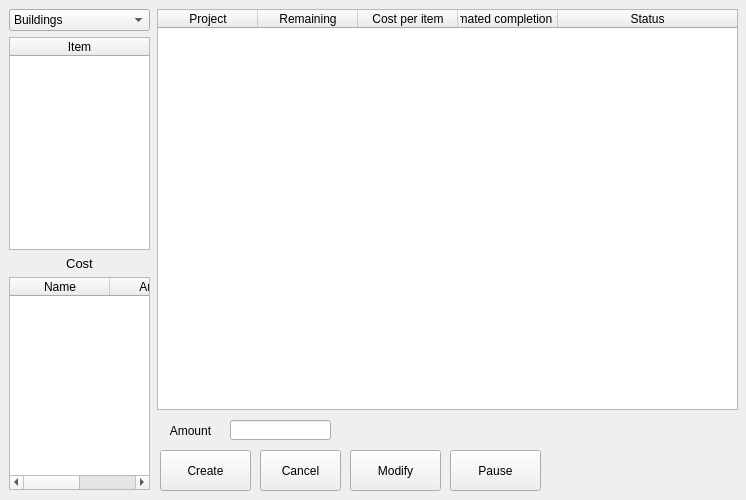
The window that Mercury/IndustryWindow.ui (appcrashwin7/Mercury) describes before a commit, drawn with Qt 5.
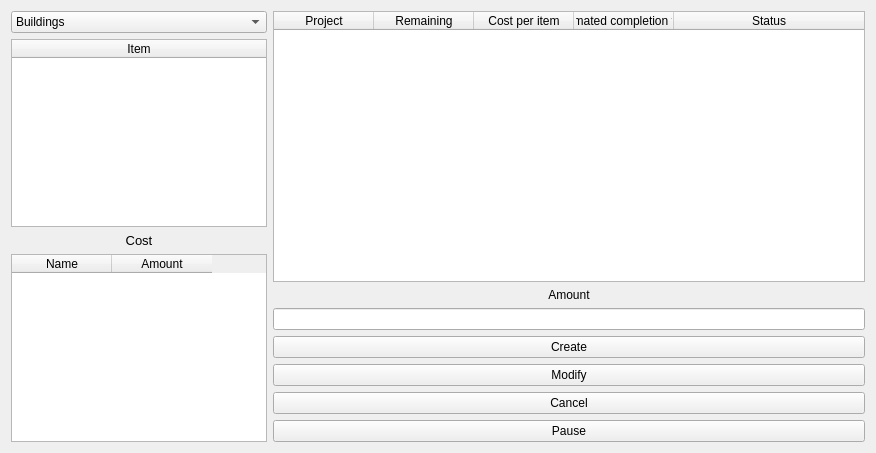
The same window after the commit.

Commit message: integrate IndustryWindow into Colonies Window

```diff
--- a/Mercury/IndustryWindow.ui
+++ b/Mercury/IndustryWindow.ui
@@ -6,23 +6,25 @@
    <rect>
     <x>0</x>
     <y>0</y>
-    <width>746</width>
-    <height>500</height>
+    <width>876</width>
+    <height>453</height>
    </rect>
   </property>
+  <property name="sizePolicy">
+   <sizepolicy hsizetype="Expanding" vsizetype="Expanding">
+    <horstretch>0</horstretch>
+    <verstretch>0</verstretch>
+   </sizepolicy>
+  </property>
   <property name="windowTitle">
    <string>Industry</string>
   </property>
-  <widget class="QWidget" name="verticalLayoutWidget">
-   <property name="geometry">
-    <rect>
-     <x>9</x>
-     <y>9</y>
-     <width>141</width>
-     <height>481</height>
-    </rect>
-   </property>
+  <layout class="QFormLayout" name="formLayout">
+   <item row="0" column="0">
    <layout class="QVBoxLayout" name="verticalLayout">
+     <property name="sizeConstraint">
+      <enum>QLayout::SetMaximumSize</enum>
+     </property>
     <item>
      <widget class="QComboBox" name="itemTypeSelector">
       <item>
@@ -92,16 +94,14 @@
      </widget>
     </item>
    </layout>
-  </widget>
+   </item>
+   <item row="0" column="1">
+    <layout class="QVBoxLayout" name="verticalLayout_2">
+     <property name="sizeConstraint">
+      <enum>QLayout::SetMaximumSize</enum>
+     </property>
+     <item>
   <widget class="QTableWidget" name="tableWidget">
-   <property name="geometry">
-    <rect>
-     <x>157</x>
-     <y>9</y>
-     <width>581</width>
-     <height>401</height>
-    </rect>
-   </property>
    <property name="editTriggers">
     <set>QAbstractItemView::NoEditTriggers</set>
    </property>
@@ -140,84 +140,51 @@
     </property>
    </column>
   </widget>
+     </item>
+     <item>
+      <widget class="QLabel" name="label">
+       <property name="text">
+        <string>Amount</string>
+       </property>
+       <property name="alignment">
+        <set>Qt::AlignCenter</set>
+       </property>
+      </widget>
+     </item>
+     <item>
+      <widget class="QLineEdit" name="lineEdit_2"/>
+     </item>
+     <item>
   <widget class="QPushButton" name="createButton">
-   <property name="geometry">
-    <rect>
-     <x>160</x>
-     <y>450</y>
-     <width>91</width>
-     <height>41</height>
-    </rect>
-   </property>
    <property name="text">
     <string>Create</string>
    </property>
   </widget>
-  <widget class="QPushButton" name="cancelButton">
-   <property name="geometry">
-    <rect>
-     <x>260</x>
-     <y>450</y>
-     <width>81</width>
-     <height>41</height>
-    </rect>
-   </property>
-   <property name="text">
-    <string>Cancel</string>
-   </property>
-  </widget>
+     </item>
+     <item>
   <widget class="QPushButton" name="modifyButton">
-   <property name="geometry">
-    <rect>
-     <x>350</x>
-     <y>450</y>
-     <width>91</width>
-     <height>41</height>
-    </rect>
-   </property>
    <property name="text">
     <string>Modify</string>
    </property>
   </widget>
-  <widget class="QLineEdit" name="lineEdit_2">
-   <property name="geometry">
-    <rect>
-     <x>230</x>
-     <y>420</y>
-     <width>101</width>
-     <height>20</height>
-    </rect>
-   </property>
-  </widget>
-  <widget class="QLabel" name="label">
-   <property name="geometry">
-    <rect>
-     <x>160</x>
-     <y>420</y>
-     <width>61</width>
-     <height>21</height>
-    </rect>
-   </property>
+     </item>
+     <item>
+      <widget class="QPushButton" name="cancelButton">
    <property name="text">
-    <string>Amount</string>
-   </property>
-   <property name="alignment">
-    <set>Qt::AlignCenter</set>
-   </property>
-  </widget>
+        <string>Cancel</string>
+       </property>
+      </widget>
+     </item>
+     <item>
   <widget class="QPushButton" name="pauseButton">
-   <property name="geometry">
-    <rect>
-     <x>450</x>
-     <y>450</y>
-     <width>91</width>
-     <height>41</height>
-    </rect>
-   </property>
    <property name="text">
     <string>Pause</string>
    </property>
   </widget>
+     </item>
+    </layout>
+   </item>
+  </layout>
  </widget>
  <resources/>
  <connections/>
```
Left out of the diff: 4 changed lines with no effect on the pictures. Lines whose indentation alone changed are shown as unchanged. The commit also changes 2 other files.
